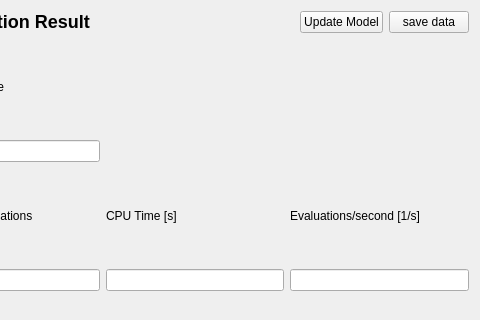
The window that copasi/UI/CQOptimizationResult.ui (copasi/COPASI) describes before a commit, drawn with Qt 5; both pictures show x 90 to 570 and y 0 to 320 of the 570 by 559 pixel window.
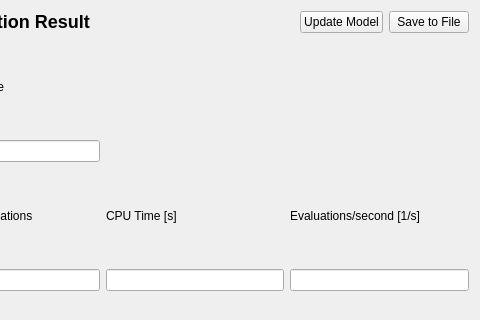
The same window after the commit. Custom widgets are drawn as their Qt base class.

The edit to the form file:
```diff
--- a/copasi/UI/CQOptimizationResult.ui
+++ b/copasi/UI/CQOptimizationResult.ui
@@ -56,7 +56,7 @@
      <item>
       <widget class="QPushButton" name="mpBtnSave">
        <property name="text">
-        <string>save data</string>
+        <string>Save to File</string>
        </property>
       </widget>
      </item>
```
Left out of the diff: 22 changed lines with no effect on the pictures.
